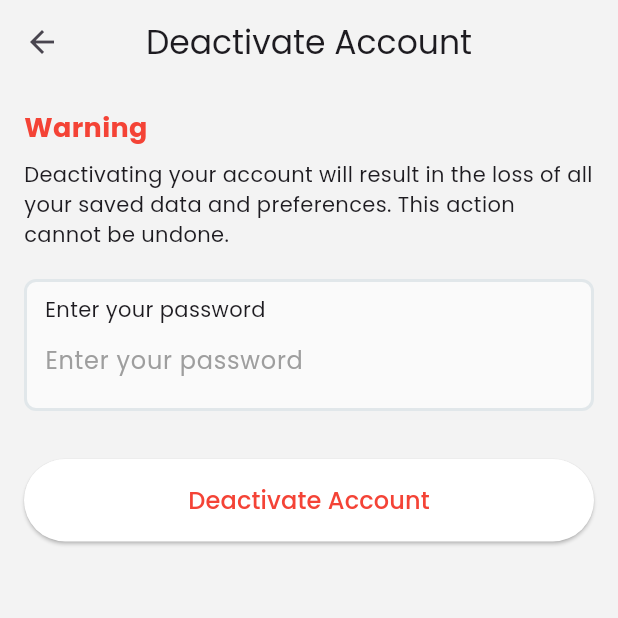
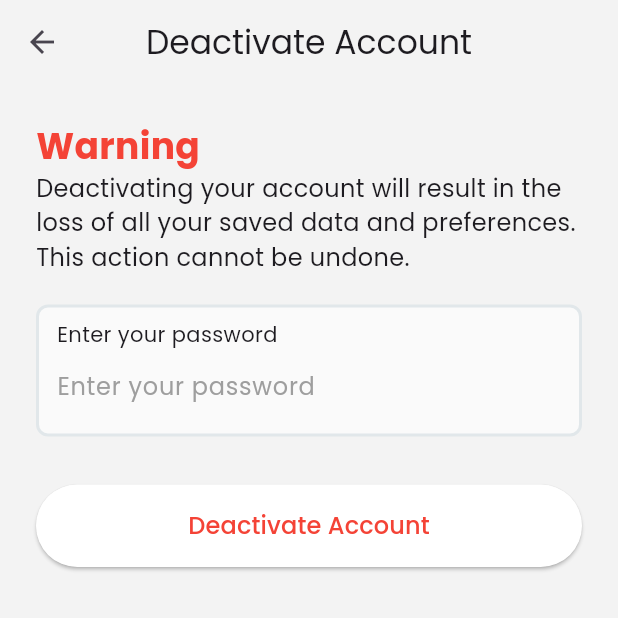
Before and after one commit to olumuyiwaa/afrohub_ticket, a Flutter app: the AccountDeactivationPage screen opened directly, on a phone screen of 412 x 824 dp, the top half of it. Run offline on Flutter 3.47's test engine with Material 3 defaults, Android fonts, the light colour scheme and no system bars; our stand-ins replace cached_network_image, file_picker, flutter_map, flutter_screenutil, flutter_svg, geocoding and 9 more; accounts and stored records are empty.

Commit message:
`Refactor Help and Account Deactivation pages to use ListView instead of Column`

```diff
--- a/lib/screens/main_screens/profile/account_deactivation_page.dart
+++ b/lib/screens/main_screens/profile/account_deactivation_page.dart
@@ -79,24 +79,25 @@ class _AccountDeactivationPageState extends State<AccountDeactivationPage> {
       appBar: AppBar(
         title: const Text("Deactivate Account"),
       ),
-      body: Padding(
-        padding: const EdgeInsets.all(16.0),
-        child: Column(
+      body: ListView(
+        padding: const EdgeInsets.all(24),
+        children: [
+          const Column(
             crossAxisAlignment: CrossAxisAlignment.start,
             children: [
-            const Text(
+              Text(
                 "Warning",
                 style: TextStyle(
-                fontSize: 18,
-                fontWeight: FontWeight.bold,
+                    fontSize: 24,
                     color: Colors.red,
+                    fontWeight: FontWeight.w700),
               ),
-            ),
-            const SizedBox(height: 8),
-            const Text(
+              Text(
                 "Deactivating your account will result in the loss of all your saved data and preferences. "
                 "This action cannot be undone.",
-              style: TextStyle(fontSize: 14),
+                style: TextStyle(fontSize: 16),
+              ),
+            ],
           ),
           const SizedBox(height: 20),
           Inputfield(
@@ -124,7 +125,6 @@ class _AccountDeactivationPageState extends State<AccountDeactivationPage> {
           ),
         ],
       ),
-      ),
     );
   }
 }
```
Also changed, not shown: lib/screens/main_screens/profile/help.dart (+29 -12 lines). Lines whose indentation alone changed are shown as unchanged.
